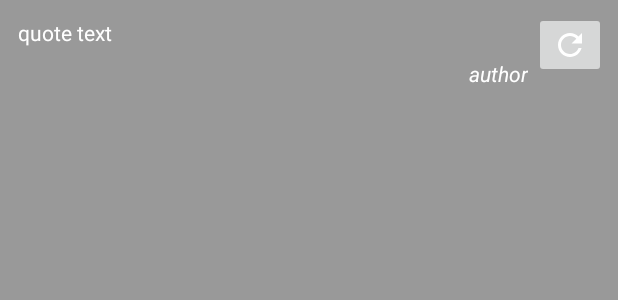
After one commit to yurinevenchenov1970/Quotes, an Android app: the layout quote_appwidget.xml on its own in the app's theme, with its tools: preview values and no code run, on a phone screen of 412 x 824 dp. The commit adds this screen. Shown: the top 300 px of the screen. Run offline under Robolectric (Android 15) with nearby library versions, the phone set to English and light mode, and no system bars.

Commit message:
added widget and updated app icons

```diff
--- /dev/null
+++ b/app/src/main/res/drawable/refresh_vector.xml
@@ -0,0 +1,15 @@
+<?xml version="1.0" encoding="utf-8"?>
+<vector xmlns:android="http://schemas.android.com/apk/res/android"
+        android:width="24dp"
+        android:height="24dp"
+        android:viewportWidth="24"
+        android:viewportHeight="24">
+
+    <path
+        android:fillColor="#FFFFFF"
+        android:pathData="M17.65 6.35C16.2 4.9 14.21 4 12 4c-4.42 0-7.99 3.58-7.99 8s3.57 8 7.99 8c3.73 0
+6.84-2.55 7.73-6h-2.08c-.82 2.33-3.04 4-5.65 4-3.31 0-6-2.69-6-6s2.69-6 6-6c1.66
+0 3.14 .69 4.22 1.78L13 11h7V4l-2.35 2.35z" />
+    <path
+        android:pathData="M0 0h24v24H0z" />
+</vector>
--- /dev/null
+++ b/app/src/main/res/layout/quote_appwidget.xml
@@ -0,0 +1,44 @@
+<?xml version="1.0" encoding="utf-8"?>
+<RelativeLayout xmlns:android="http://schemas.android.com/apk/res/android"
+                xmlns:tools="http://schemas.android.com/tools"
+                android:id="@+id/root"
+                android:layout_width="match_parent"
+                android:layout_height="match_parent"
+    android:background="@color/grey"
+    android:padding="@dimen/padding_small">
+
+    <TextView
+        android:id="@+id/quote_text_view"
+        android:layout_toLeftOf="@+id/get_button"
+        android:fontFamily="sans-serif"
+        android:padding="@dimen/padding_xsmall"
+        android:text="@string/tap_to_update"
+        android:textAppearance="@style/Base.TextAppearance.AppCompat.Body1"
+        android:textColor="@color/white"
+        tools:text="quote text"
+        android:layout_width="match_parent"
+        android:layout_height="wrap_content"/>
+
+    <TextView
+        android:id="@+id/author_text_view"
+        android:layout_toLeftOf="@+id/get_button"
+        android:layout_below="@+id/quote_text_view"
+        android:fontFamily="sans-serif"
+        android:textStyle="italic"
+        android:gravity="right"
+        android:padding="@dimen/padding_xsmall"
+        android:textAppearance="@style/Base.TextAppearance.AppCompat.Body2"
+        android:textColor="@color/white"
+        tools:text="author"
+        android:layout_width="match_parent"
+        android:layout_height="wrap_content"/>
+
+    <ImageButton
+        android:id="@+id/get_button"
+        android:layout_alignParentRight="true"
+        android:layout_alignParentTop="true"
+        android:layout_width="wrap_content"
+        android:layout_height="wrap_content"
+        android:src="@drawable/refresh_vector"/>
+
+</RelativeLayout>
--- a/app/src/main/res/values/colors.xml
+++ b/app/src/main/res/values/colors.xml
@@ -4,4 +4,5 @@
     <color name="colorPrimaryDark">#303F9F</color>
     <color name="colorAccent">#FF4081</color>
     <color name="white">#FFFFFF</color>
+    <color name="grey">#999999</color>
 </resources>
--- a/app/src/main/res/values/dimens.xml
+++ b/app/src/main/res/values/dimens.xml
@@ -3,4 +3,6 @@
     <dimen name="padding_small">8dp</dimen>
     <dimen name="padding_xsmall">4dp</dimen>
     <dimen name="divider_height">1dp</dimen>
+    <dimen name="widget_min_height">60dp</dimen>
+    <dimen name="widget_min_width">120dp</dimen>
 </resources>
--- a/app/src/main/res/values/strings.xml
+++ b/app/src/main/res/values/strings.xml
@@ -13,4 +13,6 @@
     <string name="exit_app">Exit application</string>
     <string name="are_you_shure">Are You sure?</string>
     <string name="pull_to_refresh">Pull to refresh</string>
+    <string name="tap_to_update">Tap to update</string>
+    <string name="widget_label">Famous Quotes Widget</string>
 </resources>
```
Also changed, not shown: app/src/main/AndroidManifest.xml (+10 -1 lines), app/src/main/java/com/github/yurinevenchenov1970/quotes/widget/QuoteWidgetProvider.java (added, +60 -0 lines), app/src/main/res/xml/quote_appwidget_info.xml (added, +8 -0 lines), app/src/main/res/mipmap-hdpi/ic_launcher.png, app/src/main/res/mipmap-hdpi/ic_launcher_round.png (deleted), app/src/main/res/mipmap-mdpi/ic_launcher.png, app/src/main/res/mipmap-mdpi/ic_launcher_round.png (deleted), app/src/main/res/mipmap-xhdpi/ic_launcher.png, app/src/main/res/mipmap-xhdpi/ic_launcher_round.png (deleted), app/src/main/res/mipmap-xxhdpi/ic_launcher.png, app/src/main/res/mipmap-xxhdpi/ic_launcher_round.png (deleted), app/src/main/res/mipmap-xxxhdpi/ic_launcher.png, app/src/main/res/mipmap-xxxhdpi/ic_launcher_round.png (deleted).
